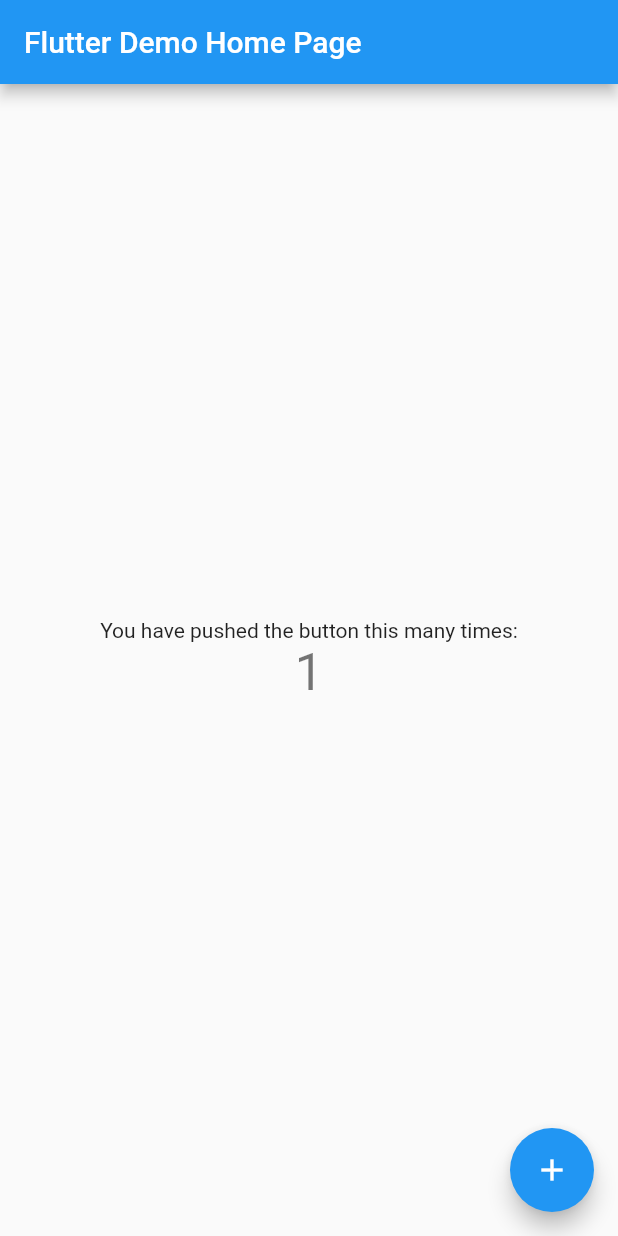
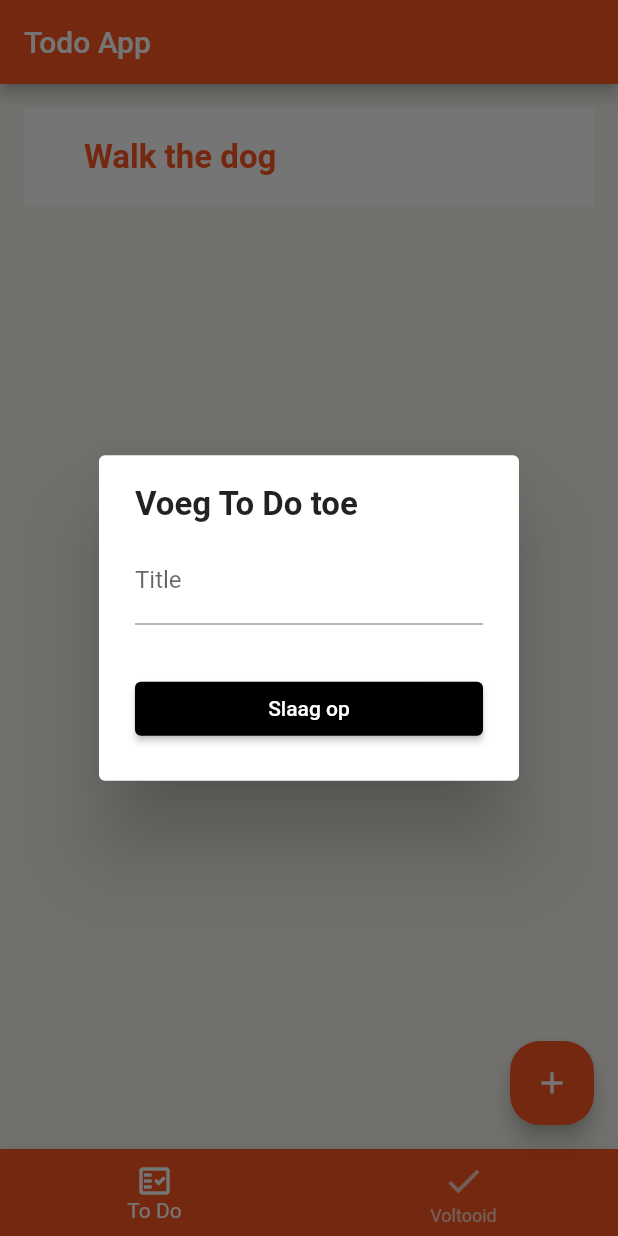
Before and after one commit to matteobuscemi/prototype_todo_app_flutter, a Flutter app: the screen it shows after launch, after a tap on the "add" icon, on a phone screen of 412 x 824 dp. Run offline on Flutter 3.47's test engine with Material 2 defaults, Android fonts, the phone set to English and light mode, and no system bars; drawn by our look-alikes of flutter_slidable.

Commit message:
todo zonder database, klaar

```diff
--- a/lib/main.dart
+++ b/lib/main.dart
@@ -1,115 +1,24 @@
 import 'package:flutter/material.dart';
+import 'package:provider/provider.dart';
+import 'package:prototype_todo_app/pages/home.dart';
+import 'provider/todos.dart';
 
-void main() {
-  runApp(const MyApp());
-}
+
+void main() => runApp(MyApp());
 
 class MyApp extends StatelessWidget {
-  const MyApp({Key? key}) : super(key: key);
-
-  // This widget is the root of your application.
-  @override
-  Widget build(BuildContext context) {
-    return MaterialApp(
-      title: 'Flutter Demo',
-      theme: ThemeData(
-        // This is the theme of your application.
-        //
-        // Try running your application with "flutter run". You'll see the
-        // application has a blue toolbar. Then, without quitting the app, try
-        // changing the primarySwatch below to Colors.green and then invoke
-        // "hot reload" (press "r" in the console where you ran "flutter run",
-        // or simply save your changes to "hot reload" in a Flutter IDE).
-        // Notice that the counter didn't reset back to zero; the application
-        // is not restarted.
-        primarySwatch: Colors.blue,
-      ),
-      home: const MyHomePage(title: 'Flutter Demo Home Page'),
-    );
-  }
-}
-
-class MyHomePage extends StatefulWidget {
-  const MyHomePage({Key? key, required this.title}) : super(key: key);
-
-  // This widget is the home page of your application. It is stateful, meaning
-  // that it has a State object (defined below) that contains fields that affect
-  // how it looks.
-
-  // This class is the configuration for the state. It holds the values (in this
-  // case the title) provided by the parent (in this case the App widget) and
-  // used by the build method of the State. Fields in a Widget subclass are
-  // always marked "final".
-
-  final String title;
+  static final String title = 'Todo App';
 
   @override
-  State<MyHomePage> createState() => _MyHomePageState();
+  Widget build(BuildContext context) => ChangeNotifierProvider(create: (context) => TodosProvider(),
+  child:MaterialApp(
+  debugShowCheckedModeBanner: false,
+    title: title,
+    theme: ThemeData(
+      primarySwatch: Colors.deepOrange,
+      scaffoldBackgroundColor: Color(0xFFf6f5ee),
+    ),
+    home: Home(),
+  ),
+  );
 }
-
-class _MyHomePageState extends State<MyHomePage> {
-  int _counter = 0;
-
-  void _incrementCounter() {
-    setState(() {
-      // This call to setState tells the Flutter framework that something has
-      // changed in this State, which causes it to rerun the build method below
-      // so that the display can reflect the updated values. If we changed
-      // _counter without calling setState(), then the build method would not be
-      // called again, and so nothing would appear to happen.
-      _counter++;
-    });
-  }
-
-  @override
-  Widget build(BuildContext context) {
-    // This method is rerun every time setState is called, for instance as done
-    // by the _incrementCounter method above.
-    //
-    // The Flutter framework has been optimized to make rerunning build methods
-    // fast, so that you can just rebuild anything that needs updating rather
-    // than having to individually change instances of widgets.
-    return Scaffold(
-      appBar: AppBar(
-        // Here we take the value from the MyHomePage object that was created by
-        // the App.build method, and use it to set our appbar title.
-        title: Text(widget.title),
-      ),
-      body: Center(
-        // Center is a layout widget. It takes a single child and positions it
-        // in the middle of the parent.
-        child: Column(
-          // Column is also a layout widget. It takes a list of children and
-          // arranges them vertically. By default, it sizes itself to fit its
-          // children horizontally, and tries to be as tall as its parent.
-          //
-          // Invoke "debug painting" (press "p" in the console, choose the
-          // "Toggle Debug Paint" action from the Flutter Inspector in Android
-          // Studio, or the "Toggle Debug Paint" command in Visual Studio Code)
-          // to see the wireframe for each widget.
-          //
-          // Column has various properties to control how it sizes itself and
-          // how it positions its children. Here we use mainAxisAlignment to
-          // center the children vertically; the main axis here is the vertical
-          // axis because Columns are vertical (the cross axis would be
-          // horizontal).
-          mainAxisAlignment: MainAxisAlignment.center,
-          children: <Widget>[
-            const Text(
-              'You have pushed the button this many times:',
-            ),
-            Text(
-              '$_counter',
-              style: Theme.of(context).textTheme.headline4,
-            ),
-          ],
-        ),
-      ),
-      floatingActionButton: FloatingActionButton(
-        onPressed: _incrementCounter,
-        tooltip: 'Increment',
-        child: const Icon(Icons.add),
-      ), // This trailing comma makes auto-formatting nicer for build methods.
-    );
-  }
-}
--- /dev/null
+++ b/lib/model/todo.dart
@@ -0,0 +1,22 @@
+import 'package:flutter/cupertino.dart';
+
+class TodoField {
+  static const createdTime = 'createdTime';
+
+}
+
+class Todo {
+  DateTime createdTime;
+  String title;
+  String id;
+  bool isDone;
+
+  Todo({
+    required this.createdTime,
+    required this.title,
+    required this.id,
+    this.isDone = false,
+});
+
+
+}
--- /dev/null
+++ b/lib/pages/home.dart
@@ -0,0 +1,62 @@
+import 'package:flutter/material.dart';
+import 'package:prototype_todo_app/main.dart';
+import 'package:prototype_todo_app/widgets/completed_list.dart';
+import 'package:prototype_todo_app/widgets/todo_dialog.dart';
+import 'package:prototype_todo_app/widgets/todo_list.dart';
+
+class Home extends StatefulWidget {
+  @override
+  State<StatefulWidget> createState() => _HomeState();
+}
+
+class _HomeState extends State<Home>{
+  int selectedIndex = 0;
+
+  @override
+  Widget build(BuildContext context) {
+    final tabs = [
+      ToDoListWidget(),
+      CompletedListWidget(),
+    ];
+
+    return Scaffold(
+      appBar: AppBar(
+        title: Text(MyApp.title),
+      ),
+      bottomNavigationBar: BottomNavigationBar(
+        backgroundColor: Theme.of(context).primaryColor,
+        unselectedItemColor: Colors.white.withOpacity(0.7),
+        selectedItemColor: Colors.white,
+        currentIndex: selectedIndex,
+        onTap: (index) => setState(() {
+          selectedIndex = index;
+        }),
+        items: [
+          BottomNavigationBarItem(
+            icon: Icon(Icons.fact_check_outlined),
+            label: 'To Do',
+          ),
+          BottomNavigationBarItem(
+            icon: Icon(Icons.done, size:28),
+            label: 'Voltooid',
+          ),
+        ],
+
+      ),
+      body: tabs[selectedIndex],
+      floatingActionButton: FloatingActionButton(
+        shape: RoundedRectangleBorder(
+          borderRadius: BorderRadius.circular(20),
+        ),
+        onPressed: () => showDialog(
+          context: context,
+          builder: (context) => AddToDoDialogWidget(),
+          barrierDismissible: false,
+
+        ),
+        child: Icon(Icons.add),
+      ),
+    );
+  }
+
+}
--- /dev/null
+++ b/lib/provider/todos.dart
@@ -0,0 +1,37 @@
+import 'package:flutter/cupertino.dart';
+import 'package:prototype_todo_app/model/todo.dart';
+
+class TodosProvider extends ChangeNotifier {
+List<Todo> _todos = [
+  Todo(
+    createdTime: DateTime.now(),
+    title: 'Walk the dog',
+    id: '',
+  )
+];
+
+List<Todo> get todos => _todos.where((todo) => todo.isDone == false ).toList();
+
+List<Todo> get todosCompleted =>
+    _todos.where((todo) => todo.isDone == true).toList();
+
+void addTodo(Todo todo) {
+  _todos.add(todo);
+
+  notifyListeners();
+}
+
+void removeTodo(Todo todo){
+  _todos.remove(todo);
+
+  notifyListeners();
+}
+
+bool toggleTodoStatus(Todo todo) {
+  todo.isDone = !todo.isDone;
+  notifyListeners();
+
+  return todo.isDone;
+}
+
+}
--- /dev/null
+++ b/lib/utils.dart
@@ -0,0 +1,9 @@
+import 'package:flutter/cupertino.dart';
+import 'package:flutter/material.dart';
+
+class Utils {
+  static void showSnackBar(BuildContext context, String text) =>
+      Scaffold.of(context)
+          ..removeCurrentSnackBar()
+      ..showSnackBar(SnackBar(content: Text(text)));
+}
--- /dev/null
+++ b/lib/widgets/completed_list.dart
@@ -0,0 +1,31 @@
+import 'package:flutter/material.dart';
+import 'package:prototype_todo_app/widgets/todo_widget.dart';
+import 'package:provider/provider.dart';
+import 'package:prototype_todo_app/provider/todos.dart';
+
+class CompletedListWidget extends StatelessWidget {
+  @override
+  Widget build(BuildContext context) {
+    final provider = Provider.of<TodosProvider>(context);
+    final todos = provider.todosCompleted;
+
+    return todos.isEmpty
+        ? Center(
+      child:Text(
+        'Geen voltooide todos!',
+        style: TextStyle(fontSize: 20),
+      ),
+    )
+        : ListView.separated(
+      physics: BouncingScrollPhysics(),
+      padding: EdgeInsets.all(16),
+      separatorBuilder: (context, index) => Container(height: 8),
+      itemCount: todos.length,
+      itemBuilder:(context, index) {
+        final todo = todos[index];
+
+        return TodoWidget(todo: todo);
+      },
+    );
+  }
+}
--- /dev/null
+++ b/lib/widgets/todo_dialog.dart
@@ -0,0 +1,59 @@
+import 'package:flutter/material.dart';
+import 'package:prototype_todo_app/model/todo.dart';
+import 'package:prototype_todo_app/provider/todos.dart';
+import 'package:prototype_todo_app/widgets/todo_form.dart';
+import 'package:provider/provider.dart';
+
+class AddToDoDialogWidget extends StatefulWidget {
+  @override
+  _AddToDoDialogWidgetState createState() => _AddToDoDialogWidgetState();
+}
+
+class _AddToDoDialogWidgetState extends State<AddToDoDialogWidget> {
+  final _formKey = GlobalKey<FormState>();
+  String title = '';
+
+  @override
+  Widget build(BuildContext context) => AlertDialog(
+    content: Form(
+    key: _formKey,
+    child: Column(
+    mainAxisSize: MainAxisSize.min,
+    crossAxisAlignment: CrossAxisAlignment.start,
+    children: [
+      Text(
+        'Voeg To Do toe',
+            style: TextStyle(
+        fontWeight: FontWeight.bold,
+        fontSize: 22,
+    )
+      ),
+      const SizedBox(height: 8),
+      TodoFormWidget(
+        onChangedTitle:(title) => setState(() => this.title = title),
+        onSavedTodo: addTodo,
+      )
+    ],
+    ),
+  ),
+  );
+
+void addTodo() {
+  final isValid =_formKey.currentState!.validate();
+  if (!isValid) {
+    return;
+  } else {
+    final todo = Todo(
+      id: DateTime.now().toString(),
+      title: title,
+      createdTime: DateTime.now(),
+
+    );
+    final provider = Provider.of<TodosProvider>(context, listen: false);
+    provider.addTodo(todo);
+
+    Navigator.of(context).pop();
+  }
+}
+
+}
--- /dev/null
+++ b/lib/widgets/todo_form.dart
@@ -0,0 +1,59 @@
+import 'package:flutter/material.dart';
+
+class TodoFormWidget extends StatelessWidget {
+  final String title;
+  final ValueChanged<String> onChangedTitle;
+  final VoidCallback onSavedTodo;
+
+  const TodoFormWidget({
+    Key? key,
+    this.title = '',
+    required this.onChangedTitle,
+    required this.onSavedTodo,
+  }) : super(key: key);
+
+  @override
+  Widget build(BuildContext context) =>
+      SingleChildScrollView(
+          child: Column(
+            mainAxisSize: MainAxisSize.min,
+            children: [
+              buildTitle(),
+              SizedBox(height: 32),
+              buildButton(),
+            ],
+          )
+      );
+
+
+  Widget buildTitle() =>
+      TextFormField(
+        maxLines: 1,
+        initialValue: title,
+        onChanged: onChangedTitle,
+        validator: (title) {
+          if (title!.isEmpty) {
+            return 'De titel kan niet leeg zijn';
+          }
+          return null;
+        },
+
+        decoration: InputDecoration(
+          border: UnderlineInputBorder(),
+          labelText: 'Title',
+        ),
+      );
+
+  Widget buildButton() =>
+      SizedBox(
+        width: double.infinity,
+        child: ElevatedButton(
+          style: ButtonStyle(
+            backgroundColor: MaterialStateProperty.all(Colors.black),
+
+          ),
+          onPressed: onSavedTodo,
+          child: Text('Slaag op'),
+        ),
+      );
+}
--- /dev/null
+++ b/lib/widgets/todo_list.dart
@@ -0,0 +1,34 @@
+import 'package:flutter/material.dart';
+import 'package:provider/provider.dart';
+import 'package:prototype_todo_app/model/todo.dart';
+import 'package:prototype_todo_app/provider/todos.dart';
+import 'package:prototype_todo_app/widgets/todo_widget.dart';
+
+
+class ToDoListWidget extends StatelessWidget {
+  @override
+  Widget build(BuildContext context) {
+    final provider = Provider.of<TodosProvider>(context);
+    final todos = provider.todos;
+
+    return todos.isEmpty
+      ? Center(
+        child:Text(
+        'Geen todos!',
+        style: TextStyle(fontSize: 20),
+    ),
+    )
+        : ListView.separated(
+      physics: BouncingScrollPhysics(),
+      padding: EdgeInsets.all(16),
+      separatorBuilder: (context, index) => Container(height: 8),
+      itemCount: todos.length,
+      itemBuilder:(context, index) {
+      final todo = todos[index];
+
+      return TodoWidget(todo: todo);
+      },
+    );
+  }
+
+}
--- /dev/null
+++ b/lib/widgets/todo_widget.dart
@@ -0,0 +1,80 @@
+import 'package:flutter/material.dart';
+import 'package:flutter_slidable/flutter_slidable.dart';
+import 'package:prototype_todo_app/provider/todos.dart';
+import 'package:provider/provider.dart';
+import 'package:prototype_todo_app/model/todo.dart';
+
+import '../utils.dart';
+
+class TodoWidget extends StatelessWidget {
+  final Todo todo;
+
+  const TodoWidget({
+    required this.todo,
+    Key? key,
+}) : super(key: key);
+
+  @override
+  Widget build(BuildContext context) =>Slidable(
+    actionPane: SlidableDrawerActionPane(),
+      key: Key(todo.id),
+      actions: [
+        IconSlideAction(
+          color: Colors.green,
+          onTap: () {
+            final provider =
+                Provider.of<TodosProvider>(context, listen: false);
+            final isDone = provider.toggleTodoStatus(todo);
+            Utils.showSnackBar(
+              context,
+              isDone ? 'Todo is voltooid!' : 'Todo is nog niet voltooid!',
+            );
+          },
+          caption: 'Voltooid',
+          icon: Icons.check,
+
+        )
+      ],
+      secondaryActions: [
+        IconSlideAction(
+          color: Colors.red,
+          caption: 'Verwijder',
+          onTap: () => deleteTodo(context, todo),
+          icon: Icons.delete,
+        )
+      ],
+      child: buildTodo(context),
+  );
+
+     Widget buildTodo(BuildContext context) => Container(
+color: Colors.white,
+  padding: EdgeInsets.all(20),
+      child: Row (
+    children: [
+      const SizedBox(width: 20),
+      Expanded(
+        child: Column(
+          crossAxisAlignment: CrossAxisAlignment.start,
+          children: [
+            Text(
+              todo.title,
+              style: TextStyle(
+                fontWeight: FontWeight.bold,
+                color: Theme.of(context).primaryColor,
+                fontSize: 22,
+              ),
+            )
+          ],
+        ),
+      )
+    ],
+  ),
+  );
+
+  void deleteTodo(BuildContext context, Todo todo) {
+    final provider = Provider.of<TodosProvider>(context, listen: false);
+    provider.removeTodo(todo);
+
+    Utils.showSnackBar(context, 'Todo verwijdert!');
+  }
+}
--- a/pubspec.yaml
+++ b/pubspec.yaml
@@ -34,6 +34,10 @@ dependencies:
   # The following adds the Cupertino Icons font to your application.
   # Use with the CupertinoIcons class for iOS style icons.
   cupertino_icons: ^1.0.2
+
+  provider: ^4.3.2+2
+
+  flutter_slidable: ^0.5.7
 
 dev_dependencies:
   flutter_test:
```
Also changed, not shown: pubspec.lock.
